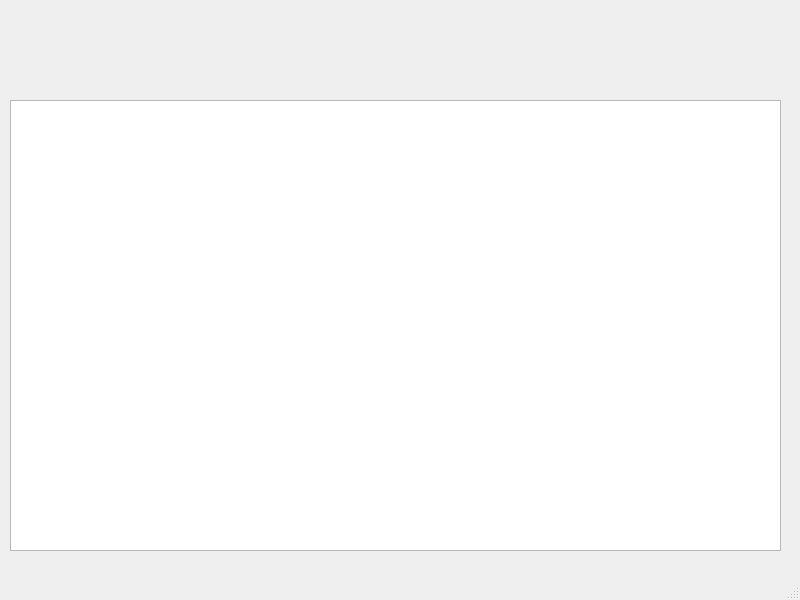
This is mainwindow.ui in dawiz147/NASA-APIs as Qt 5 draws it before an edit. The edited form follows.
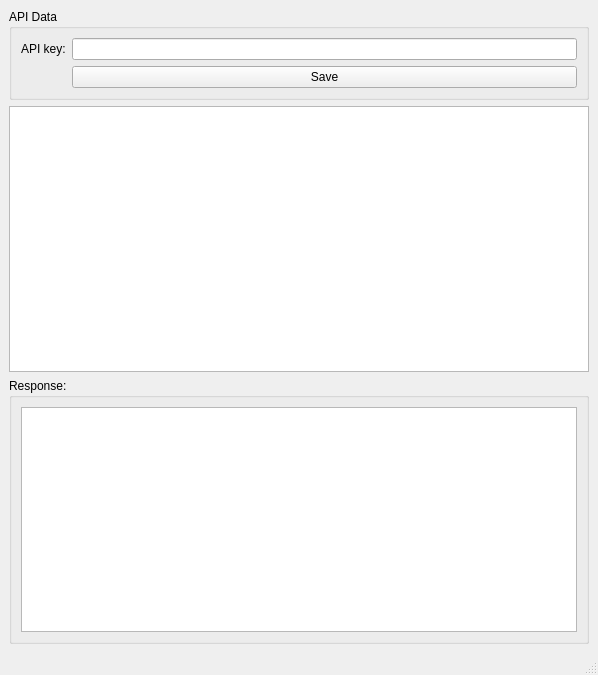
This is the edited form.

Diff of the .ui file:
```diff
--- a/mainwindow.ui
+++ b/mainwindow.ui
@@ -6,24 +6,64 @@
    <rect>
     <x>0</x>
     <y>0</y>
-    <width>800</width>
-    <height>600</height>
+    <width>598</width>
+    <height>675</height>
    </rect>
   </property>
   <property name="windowTitle">
    <string>MainWindow</string>
   </property>
   <widget class="QWidget" name="centralwidget">
-   <widget class="QGraphicsView" name="graphicsView">
-    <property name="geometry">
-     <rect>
-      <x>10</x>
-      <y>100</y>
-      <width>771</width>
-      <height>451</height>
-     </rect>
-    </property>
-   </widget>
+   <layout class="QVBoxLayout" name="verticalLayout">
+    <item>
+     <widget class="QGroupBox" name="groupBox">
+      <property name="title">
+       <string>API Data</string>
+      </property>
+      <layout class="QGridLayout" name="gridLayout">
+       <item row="0" column="1">
+        <widget class="QLabel" name="label">
+         <property name="text">
+          <string>API key:</string>
+         </property>
+        </widget>
+       </item>
+       <item row="0" column="2">
+        <widget class="QLineEdit" name="lineEdit"/>
+       </item>
+       <item row="1" column="2">
+        <widget class="QPushButton" name="pushButton">
+         <property name="text">
+          <string>Save</string>
+         </property>
+        </widget>
+       </item>
+      </layout>
+     </widget>
+    </item>
+    <item>
+     <widget class="QGraphicsView" name="graphicsView">
+      <property name="maximumSize">
+       <size>
+        <width>1000</width>
+        <height>400</height>
+       </size>
+      </property>
+     </widget>
+    </item>
+    <item>
+     <widget class="QGroupBox" name="groupBox_2">
+      <property name="title">
+       <string>Response:</string>
+      </property>
+      <layout class="QVBoxLayout" name="verticalLayout_2">
+       <item>
+        <widget class="QTextEdit" name="textEdit"/>
+       </item>
+      </layout>
+     </widget>
+    </item>
+   </layout>
   </widget>
   <widget class="QMenuBar" name="menubar">
    <property name="geometry">
```
Left out of the diff: 2 changed lines with no effect on the pictures.
